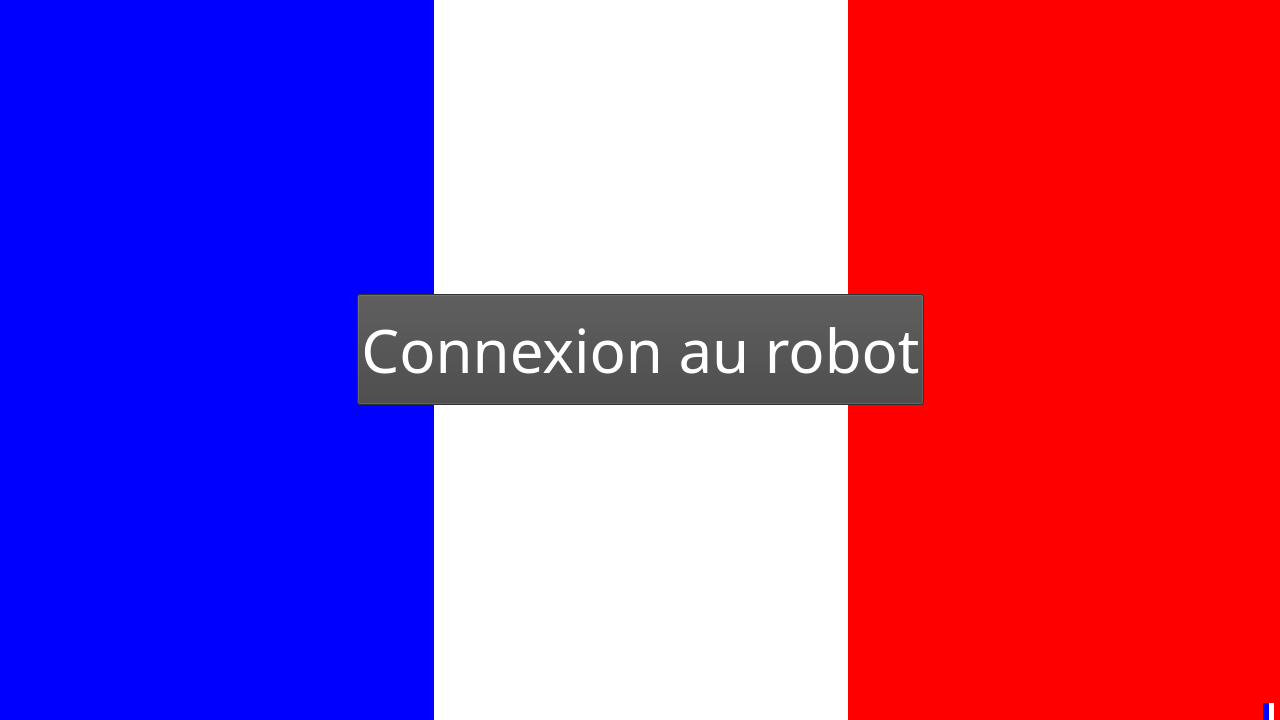
Qt form WifiBot/mainwindow.ui (Guimhoff/WifiBot) before a commit.
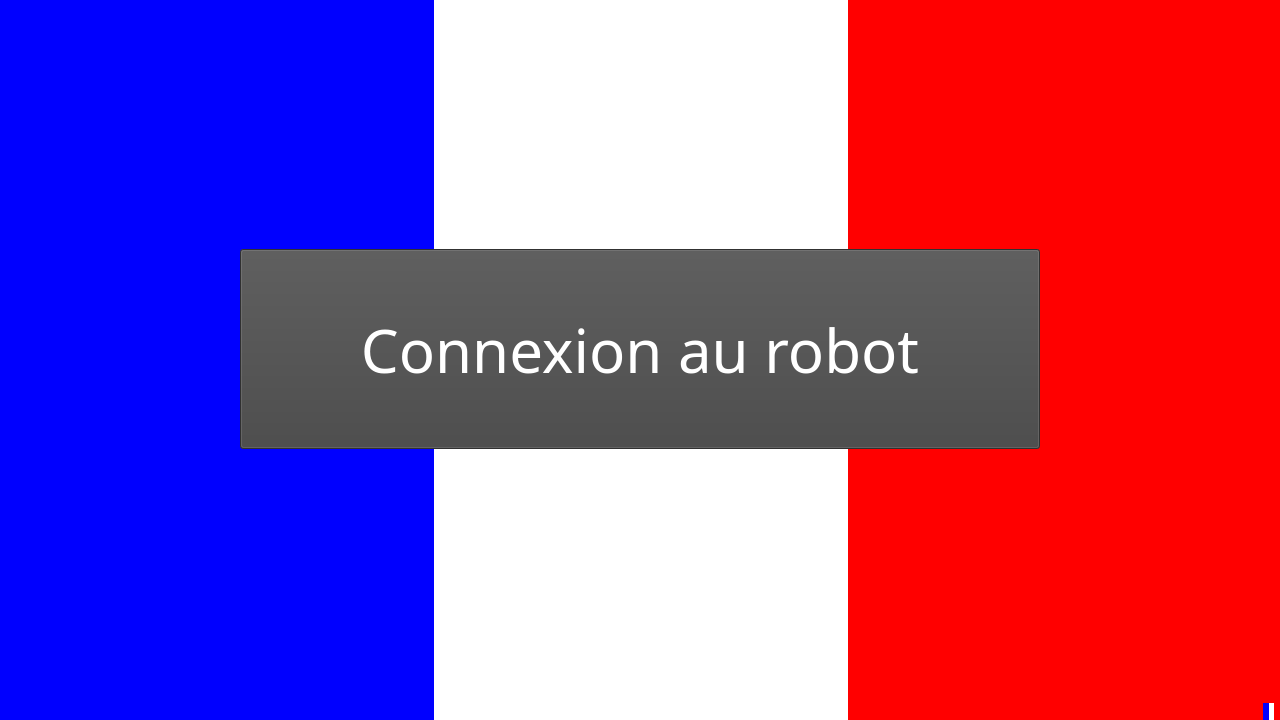
The same form after that commit.

Commit message: corrections d'affichage et test bouton

```diff
--- a/WifiBot/mainwindow.ui
+++ b/WifiBot/mainwindow.ui
@@ -49,8 +49,8 @@
        <widget class="QPushButton" name="Connection">
         <property name="minimumSize">
          <size>
-          <width>521</width>
-          <height>111</height>
+          <width>800</width>
+          <height>200</height>
          </size>
         </property>
         <property name="font">
```
The commit also changes 3 other files.
